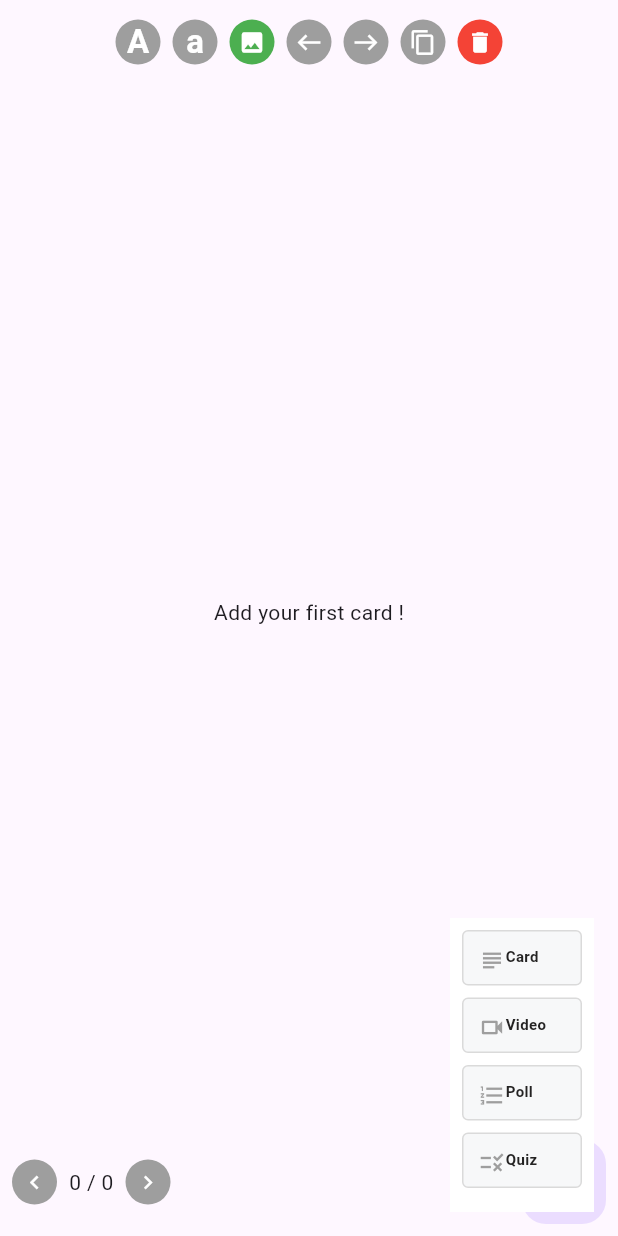
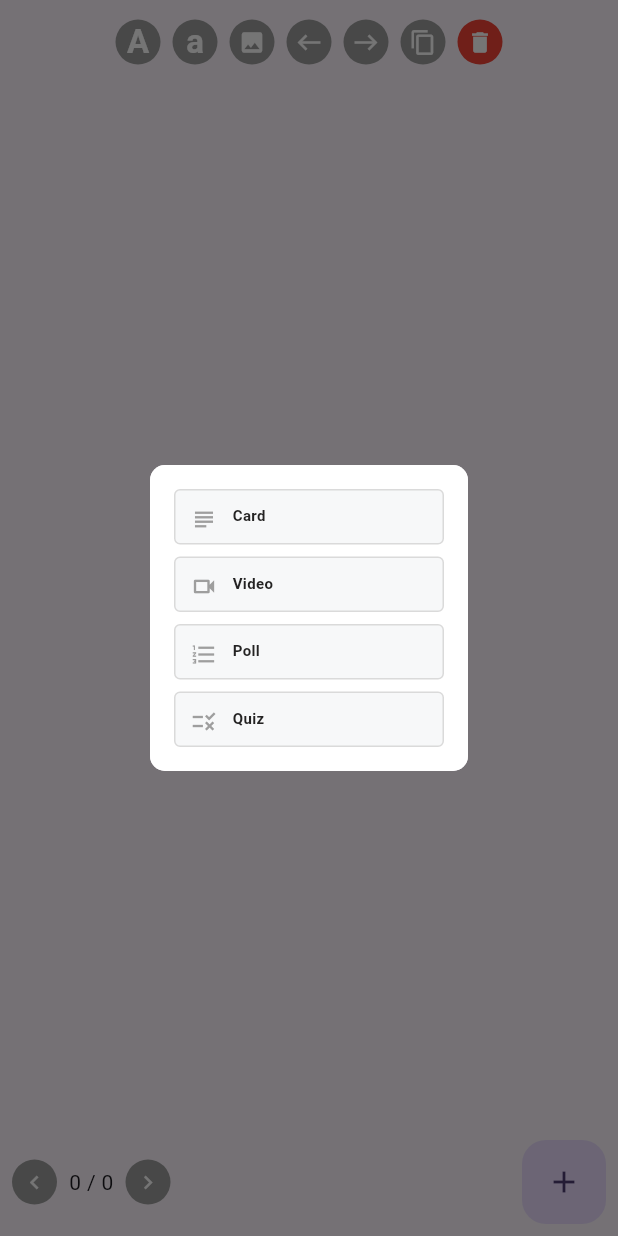
Before and after one commit to rajarshi-ch/skill_swipe, a Flutter app: the MyHomePage screen opened directly, after a tap on the "add" icon, on a phone screen of 412 x 824 dp. Run offline on Flutter 3.47's test engine with Material 2 defaults, Android fonts, the phone set to English and light mode, and no system bars; our stand-ins replace equatable, flutter_bloc; missing offline and left inert: flutter_quill.

Commit message:
feat : Image options implemented

```diff
--- a/lib/bloc/cards/cards_state.dart
+++ b/lib/bloc/cards/cards_state.dart
@@ -25,6 +25,10 @@ class CardsState extends Equatable {
       cards.isNotEmpty ? cards[currentIndex].showTitle : false;
   bool get isTextActive =>
       cards.isNotEmpty ? cards[currentIndex].showText : false;
+
+  bool get isImagePresent => cards.isNotEmpty
+      ? cards[currentIndex].imageOptions.selectedImage != null
+      : false;
   @override
   List<Object?> get props => [status, cards, error, currentIndex];
 
--- a/lib/models/card_model.dart
+++ b/lib/models/card_model.dart
@@ -1,4 +1,3 @@
-import 'package:equatable/equatable.dart';
 import 'package:flutter/material.dart';
 import 'package:flutter_quill/flutter_quill.dart';
 import 'package:skill_swipe/app/enums.dart';
--- a/lib/models/image_options.dart
+++ b/lib/models/image_options.dart
@@ -2,8 +2,19 @@ import 'package:flutter/material.dart';
 import 'package:skill_swipe/app/enums.dart';
 
 class ImageOptions {
-  final ImageAlignmentOption? imageAlignment;
-  final Widget? selectedImage;
+  final ImageAlignmentOption imageAlignment;
+  final String? selectedImage;
 
-  ImageOptions({this.imageAlignment, this.selectedImage});
+  ImageOptions(
+      {this.imageAlignment = ImageAlignmentOption.bottom, this.selectedImage});
+
+  ImageOptions copyWith({
+    ImageAlignmentOption? imageAlignment,
+    String? selectedImage,
+  }) {
+    return ImageOptions(
+      imageAlignment: imageAlignment ?? this.imageAlignment,
+      selectedImage: selectedImage ?? this.selectedImage,
+    );
+  }
 }
--- /dev/null
+++ b/lib/ui/screens/home/components/add_card_modal.dart
@@ -0,0 +1,59 @@
+import 'package:flutter/material.dart';
+import 'package:flutter_bloc/flutter_bloc.dart';
+import 'package:skill_swipe/bloc/cards/cards_cubit.dart';
+import 'package:skill_swipe/ui/widgets/card_option_button.dart';
+
+class AddCardModal extends StatelessWidget {
+  @override
+  Widget build(BuildContext context) {
+    final bloc = BlocProvider.of<CardsCubit>(context);
+    return Dialog(
+      shape: RoundedRectangleBorder(
+        borderRadius: BorderRadius.circular(10.0),
+      ),
+      elevation: 0.0,
+      insetPadding: EdgeInsets.symmetric(horizontal: 100),
+      child: Container(
+        padding: EdgeInsets.all(16.0),
+        decoration: BoxDecoration(
+          color: Colors.white,
+          borderRadius: BorderRadius.circular(10.0),
+        ),
+        child: Column(mainAxisSize: MainAxisSize.min, children: [
+          CardOptionButton(
+            icon: Icons.subject,
+            title: "Card",
+            onTap: () {
+              bloc.addCard();
+              Navigator.of(context).pop();
+            },
+          ),
+          SizedBox(
+            height: 8,
+          ),
+          CardOptionButton(
+            icon: Icons.videocam_outlined,
+            title: "Video",
+            onTap: () => {},
+          ),
+          SizedBox(
+            height: 8,
+          ),
+          CardOptionButton(
+            icon: Icons.format_list_numbered,
+            title: "Poll",
+            onTap: () => {},
+          ),
+          SizedBox(
+            height: 8,
+          ),
+          CardOptionButton(
+            icon: Icons.rule,
+            title: "Quiz",
+            onTap: () => {},
+          ),
+        ]),
+      ),
+    );
+  }
+}
--- a/lib/ui/screens/home/homePage.dart
+++ b/lib/ui/screens/home/homePage.dart
@@ -1,7 +1,10 @@
 import 'package:flutter/material.dart';
 import 'package:flutter_bloc/flutter_bloc.dart';
 import 'package:skill_swipe/bloc/cards/cards_cubit.dart';
+import 'package:skill_swipe/models/image_options.dart';
+import 'package:skill_swipe/ui/screens/home/components/add_card_modal.dart';
 import 'package:skill_swipe/ui/screens/home/components/circular_button.dart';
+import 'package:skill_swipe/ui/screens/home/components/image_options_modal.dart';
 import 'package:skill_swipe/ui/screens/home/components/skill_card.dart';
 import 'package:skill_swipe/ui/widgets/card_option_button.dart';
 
@@ -70,7 +73,15 @@ class _MyHomePageState extends State<MyHomePage> {
                 CircularButton(
                   backgroundColor: Colors.green,
                   icon: Icons.image,
-                  isActive: true,
+                  isActive: state.isImagePresent,
+                  onTap: () {
+                    showDialog(
+                      context: context,
+                      builder: (BuildContext context) {
+                        return ImageOptionsModal();
+                      },
+                    );
+                  },
                 ),
                 SizedBox(width: 8),
                 CircularButton(
@@ -156,9 +167,15 @@ class _MyHomePageState extends State<MyHomePage> {
                     Spacer(),
                     FloatingActionButton(
                       onPressed: () {
-                        setState(() {
-                          showoptions = !showoptions;
-                        });
+                        // setState(() {
+                        //   showoptions = !showoptions;
+                        // });
+                        showDialog(
+                          context: context,
+                          builder: (BuildContext context) {
+                            return AddCardModal();
+                          },
+                        );
                       },
                       hoverElevation: 0,
                       elevation: 0,
--- a/lib/ui/widgets/card_option_button.dart
+++ b/lib/ui/widgets/card_option_button.dart
@@ -5,19 +5,19 @@ class CardOptionButton extends StatelessWidget {
       {super.key,
       required this.icon,
       required this.onTap,
-      required this.title});
+      required this.title,
+      this.color});
   final IconData icon;
   final VoidCallback onTap;
   final String title;
+  final Color? color;
   @override
   Widget build(BuildContext context) {
     return GestureDetector(
       onTap: onTap,
       child: Container(
-        width: 80,
         height: 37,
         padding: const EdgeInsets.all(10),
-        margin: EdgeInsets.only(bottom: 8),
         decoration: ShapeDecoration(
           color: Color(0xFFF7F8F9),
           shape: RoundedRectangleBorder(
@@ -26,20 +26,22 @@ class CardOptionButton extends StatelessWidget {
           ),
         ),
         child: Row(
-          mainAxisSize: MainAxisSize.min,
+          mainAxisSize: MainAxisSize.max,
           mainAxisAlignment: MainAxisAlignment.start,
           crossAxisAlignment: CrossAxisAlignment.center,
           children: [
             Icon(
               icon,
-              color: Colors.grey,
+              color: color ?? Colors.grey,
               size: 18,
+            ),
+            SizedBox(
+              width: 10,
             ),
             Text(
               title,
-              textAlign: TextAlign.right,
               style: TextStyle(
-                color: Color(0xFF242323),
+                color: color ?? Color(0xFF242323),
                 fontSize: 10,
                 fontWeight: FontWeight.w700,
                 height: 0,
```
Also changed, not shown: lib/bloc/cards/cards_cubit.dart (+40 -1 lines), lib/main.dart (+5 -6 lines), lib/ui/screens/home/components/image_options_modal.dart (added, +93 -0 lines), lib/ui/screens/home/components/skill_card.dart (+49 -19 lines).
